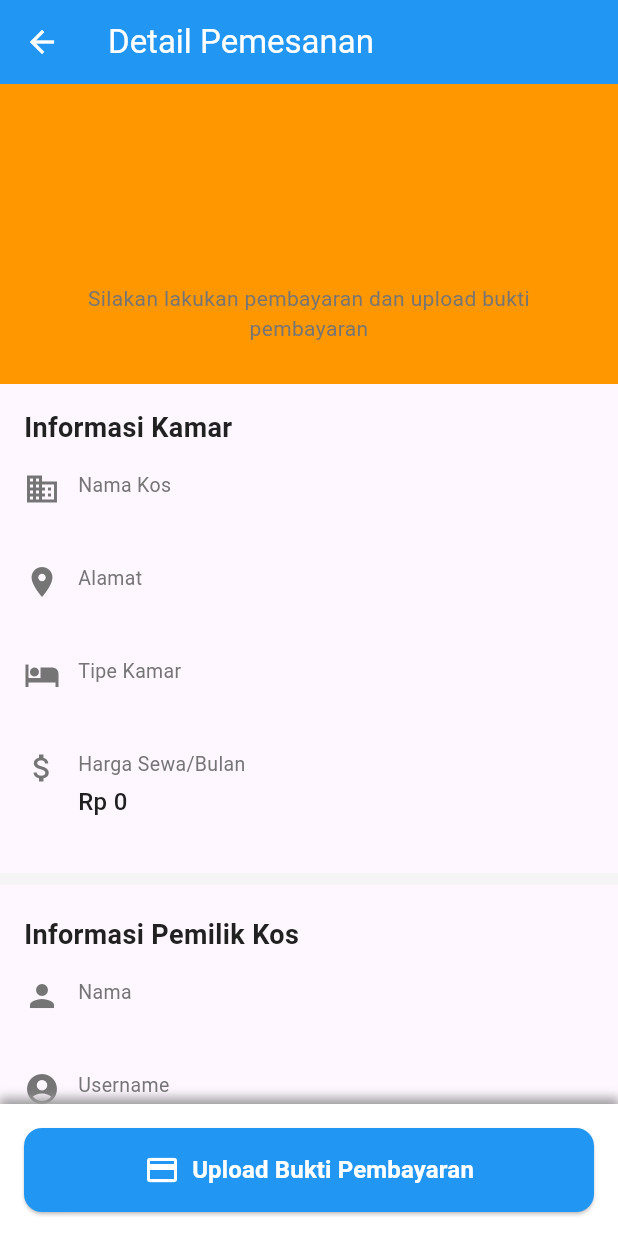
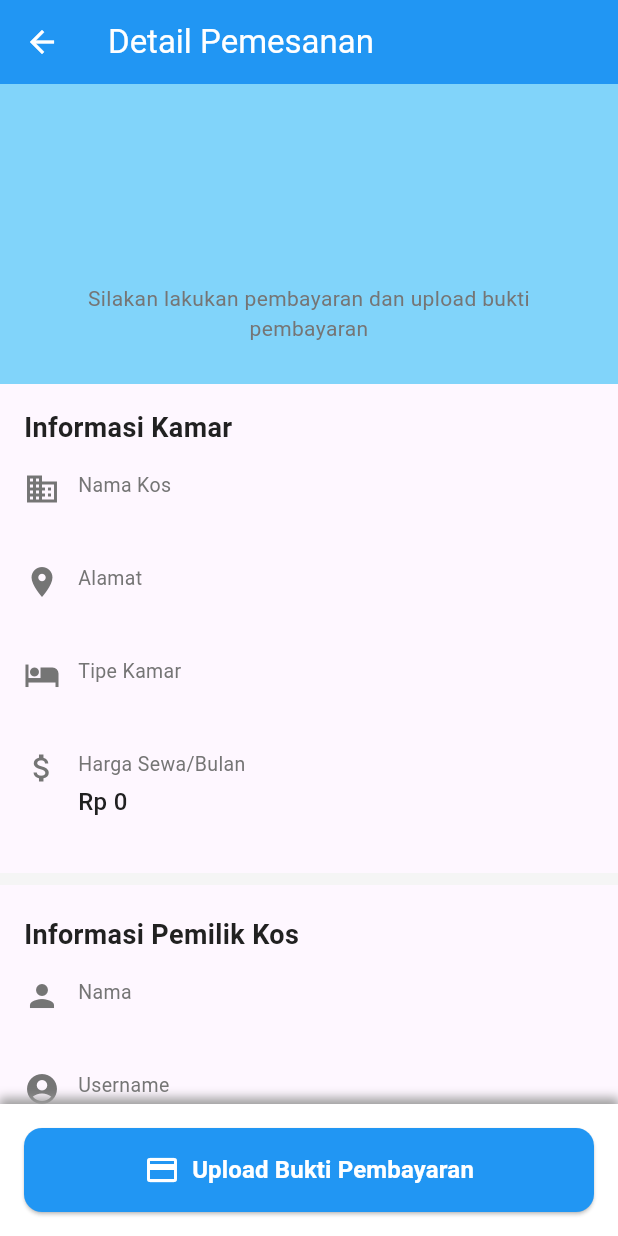
Before and after one commit to SatriaYudha03/sewa_kos, a Flutter app: the BookingDetailScreen screen opened directly with empty values, on a phone screen of 412 x 824 dp. Run offline on Flutter 3.47's test engine with Material 3 defaults, Android fonts, the phone set to English and light mode, and no system bars; our stand-ins replace image_picker, shared_preferences, supabase_flutter; accounts and stored records are empty.

Commit message:
Refactor app constants: remove deprecated files and update warning color to light blue for better visibility.

```diff
--- a/lib/app_constants.dart
+++ /dev/null
@@ -1,6 +0,0 @@
-/// File ini deprecated - gunakan core/constants/app_constants.dart
-///
-/// Re-export untuk backward compatibility
-library;
-
-export 'core/constants/app_constants.dart';
--- a/lib/core/constants/app_constants.dart
+++ b/lib/core/constants/app_constants.dart
@@ -19,7 +19,7 @@ class AppConstants {
   static const Color accentColor = Color(0xFF00BCD4); // Cyan
   static const Color successColor = Color(0xFF4CAF50); // Green
   static const Color errorColor = Color(0xFFF44336); // Red
-  static const Color warningColor = Color(0xFFFF9800); // Orange
+  static const Color warningColor = Color(0xFF81D4FA); // Light Blue
   static const Color textColorPrimary = Color(0xFF212121);
   static const Color textColorSecondary = Color(0xFF757575);
 
```
Also changed, not shown: lib/app_routes.dart (deleted), 1 other file.
